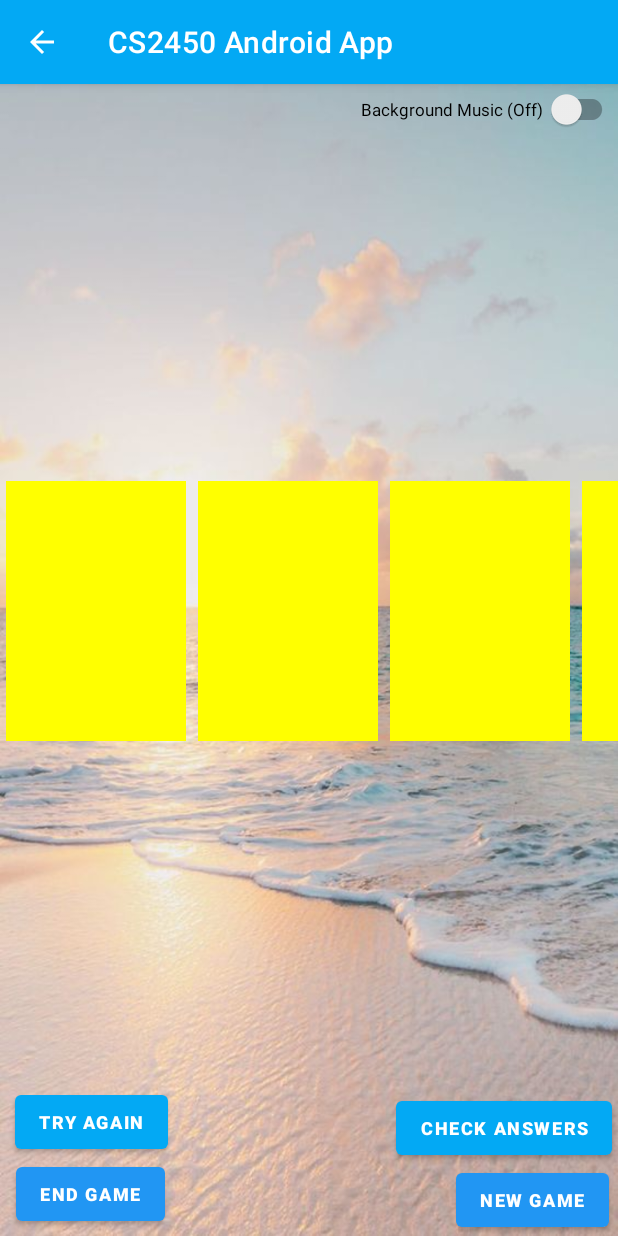
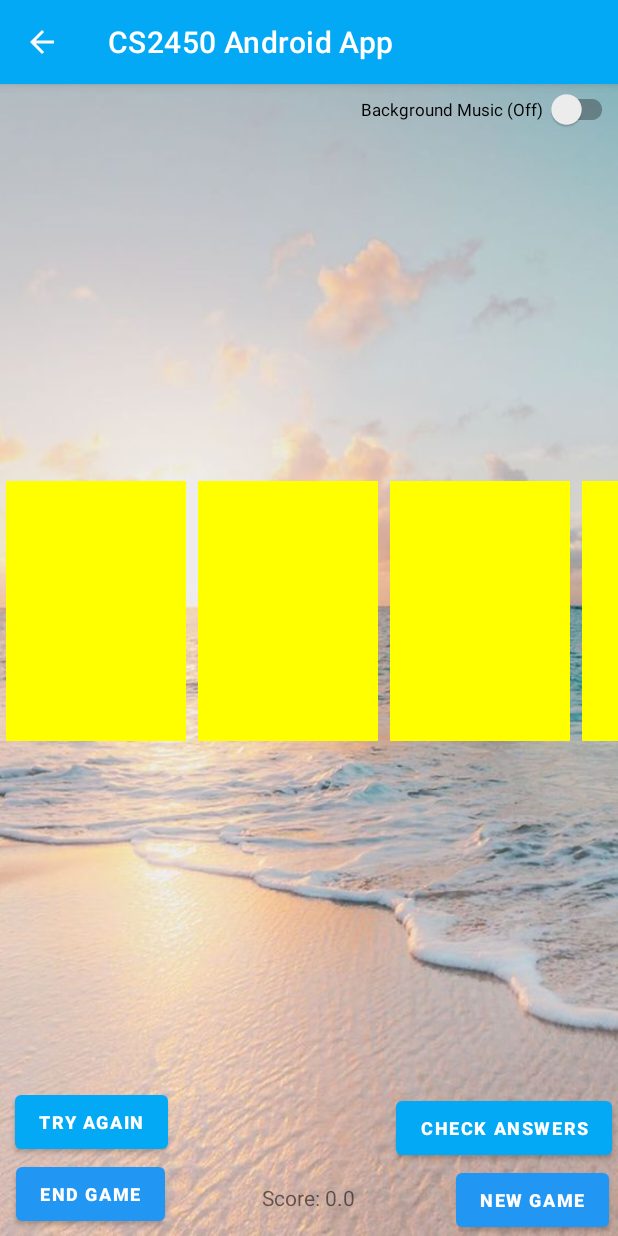
Before and after one commit to hamhead1005/CS2450-Android-Project, an Android app: the screen it shows after launch (ConcentrationGame), after a tap on "START NEW GAME", on a phone screen of 412 x 824 dp. Run offline under Robolectric (Android 15) with nearby library versions, the phone set to English and light mode, and no system bars.

Commit message:
Added 2 methods to ConcentrationGame to add or subtract points depending on whether a match was found. In Card.java added another variable to keep track of which matches have or have not been counted to the total score. In the activity_concentration_game.xml, added the textView to keep track of the score.

```diff
--- a/app/src/main/java/com/example/cs2450androidapp/ConcentrationGame.java
+++ b/app/src/main/java/com/example/cs2450androidapp/ConcentrationGame.java
@@ -8,18 +8,23 @@ import android.view.View;
 import android.widget.Button;
 import android.widget.CompoundButton;
 import android.widget.GridLayout;
+import android.widget.TextView;
 import android.widget.Toast;
 
 import java.util.Arrays;
 import java.util.Collections;
 import java.util.List;
 
-public class ConcentrationGame extends AppCompatActivity {
+public class ConcentrationGame<TotalScore> extends AppCompatActivity {
     private static int buttonsClicked = 0;
     private int buttonCount = 0;
     GridLayout simpleGrid;
     String [] finalWords;
     public Card [] board;
+    TextView totalPoints;
+    double score = 0;
+
+
 
     @Override
     public void onPause() {
@@ -36,6 +41,11 @@ public class ConcentrationGame extends AppCompatActivity {
     protected void onCreate(Bundle savedInstanceState) {
         super.onCreate(savedInstanceState);
         setContentView(R.layout.activity_concentration_game);
+
+        // Adds Score TextView
+        totalPoints = (TextView) findViewById(R.id.TotalScore);
+        totalPoints.setText("Score: " + score);
+
 
         // Adds back button
         getSupportActionBar().setDisplayHomeAsUpEnabled(true);
@@ -112,11 +122,18 @@ public class ConcentrationGame extends AppCompatActivity {
             public void onClick(View view) {
                 for(int i = 0; i < buttonCount; i++) {
                     if(board[i].getClicked()){
-                        if(!matchFound(board[i])){
+                        if(!matchFound(board[i])) {
+                            subtractPoints();
                             Toast toast = Toast.makeText(ConcentrationGame.this, "Wrong Answer Try Again!", Toast.LENGTH_SHORT);
                             toast.show();
                         }
                         else{
+                            if (board[i].getmatchCounted()==false)                                  //checks to see if variable match counted is false if so adds points then sets variable true
+                            {
+                                addPoints();
+                                board[i].setmatchCountedTrue();                                         //only adds points if the match counted variable is false
+
+                            }
                             buttonsClicked = 0; //Allow them to continue the game
                         }
                     }
@@ -125,6 +142,8 @@ public class ConcentrationGame extends AppCompatActivity {
                 if(gameWon()){
                     Toast toast = Toast.makeText(ConcentrationGame.this, "You Won!", Toast.LENGTH_SHORT);
                     toast.show();
+
+
                 }
             }
         });
@@ -140,6 +159,25 @@ public class ConcentrationGame extends AppCompatActivity {
             }
         });
     }//end OnCreate
+
+    //method for keeping score
+    //addition of points
+    public void addPoints() {
+        score+=1;                                                                                   //adds 2 to score if match is correct
+        totalPoints.setText("Score: " + score);                                                     //updates textView totalPoints
+    }
+
+    //subtraction of points
+    public void subtractPoints(){
+        if (score==0){                                                                              //checks if score = 0 if so stays at zero
+            totalPoints.setText("Score: " + score);                                                 //updates textView totalPoints
+        }else{
+            score-=0.5;                                                                             //else it will subtract 1 from total score
+            if (score<0)                                                                            //if score were to reach below zero, sets score to 0
+                score=0;
+            totalPoints.setText("Score: " + score);                                                 //updates textView totalPoints
+        }
+    }
 
 
     /*                              *
--- a/app/src/main/res/layout/activity_concentration_game.xml
+++ b/app/src/main/res/layout/activity_concentration_game.xml
@@ -75,8 +75,8 @@
         android:layout_height="wrap_content"
         android:background="@android:color/transparent"
         android:columnCount="4"
+        android:orientation="horizontal"
         android:rowCount="5"
-        android:orientation="horizontal"
         android:useDefaultMargins="true"
         app:layout_constraintBottom_toTopOf="@id/TryAgainButton"
         app:layout_constraintEnd_toEndOf="parent"
@@ -97,4 +97,22 @@
         app:layout_constraintBottom_toTopOf="@+id/NewGameButton"
         app:layout_constraintEnd_toEndOf="parent" />
 
+    <TextView
+        android:id="@+id/TotalScore"
+        android:layout_width="wrap_content"
+        android:layout_height="wrap_content"
+        android:layout_marginStart="63dp"
+        android:layout_marginLeft="63dp"
+        android:layout_marginTop="696dp"
+        android:layout_marginEnd="67dp"
+        android:layout_marginRight="67dp"
+        android:layout_marginBottom="16dp"
+        android:text="Score: 0"
+        app:layout_constraintBottom_toBottomOf="parent"
+        app:layout_constraintEnd_toStartOf="@+id/NewGameButton"
+        app:layout_constraintHorizontal_bias="0.85"
+        app:layout_constraintStart_toEndOf="@+id/endButton"
+        app:layout_constraintTop_toTopOf="parent"
+        app:layout_constraintVertical_bias="1.0" />
+
 </androidx.constraintlayout.widget.ConstraintLayout>
```
Also changed, not shown: app/src/main/java/com/example/cs2450androidapp/Card.java (+10 -0 lines).
